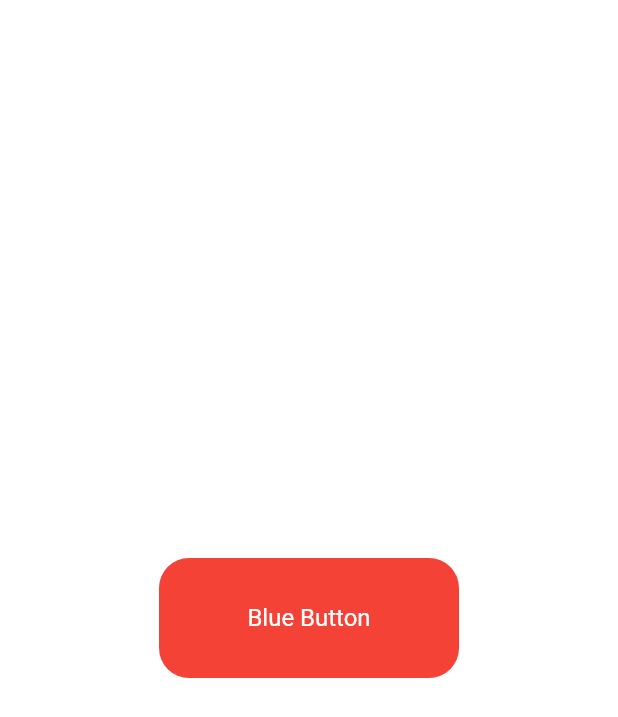
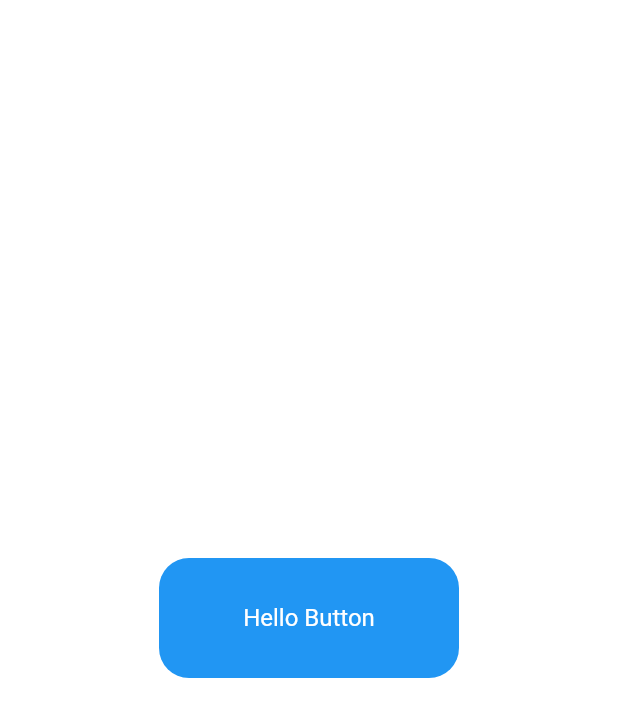
Before and after one commit to MadhushaPrasad/flutter-web-custom-component, a Flutter app: the screen it shows after launch, on a phone screen of 412 x 824 dp. Shown: the top 717 px of the screen. Run offline on Flutter 3.47's test engine with Material 2 defaults, Android fonts, the phone set to English and light mode, and no system bars.

Commit message:
chore(custom button):component done

```diff
--- a/lib/main.dart
+++ b/lib/main.dart
@@ -16,54 +16,7 @@ class MyApp extends StatelessWidget {
       theme: ThemeData(
         primarySwatch: Colors.blue,
       ),
-      home: const CustomButton(),
+      home: CustomButton(btnLabel: "Hello Button", btnColor: Colors.blue),
     );
   }
 }
-
-// class MyHomePage extends StatefulWidget {
-//   const MyHomePage({super.key, required this.title});
-//
-//   final String title;
-//
-//   @override
-//   State<MyHomePage> createState() => _MyHomePageState();
-// }
-//
-// class _MyHomePageState extends State<MyHomePage> {
-//   int _counter = 0;
-//
-//   void _incrementCounter() {
-//     setState(() {
-//       _counter++;
-//     });
-//   }
-//
-//   @override
-//   Widget build(BuildContext context) {
-//     return Scaffold(
-//       appBar: AppBar(
-//         title: Text(widget.title),
-//       ),
-//       body: Center(
-//         child: Column(
-//           mainAxisAlignment: MainAxisAlignment.center,
-//           children: <Widget>[
-//             const Text(
-//               'You have pushed the button this many times:',
-//             ),
-//             Text(
-//               '$_counter',
-//               style: Theme.of(context).textTheme.headlineMedium,
-//             ),
-//           ],
-//         ),
-//       ),
-//       floatingActionButton: FloatingActionButton(
-//         onPressed: _incrementCounter,
-//         tooltip: 'Increment',
-//         child: const Icon(Icons.add),
-//       ), // This trailing comma makes auto-formatting nicer for build methods.
-//     );
-//   }
-// }
--- a/lib/widget/custom_button.dart
+++ b/lib/widget/custom_button.dart
@@ -1,7 +1,10 @@
 import 'package:flutter/material.dart';
 
 class CustomButton extends StatelessWidget {
-  const CustomButton({super.key});
+  CustomButton({super.key, required this.btnLabel, required this.btnColor});
+
+  String btnLabel;
+  Color btnColor;
 
   @override
   Widget build(BuildContext context) {
@@ -12,19 +15,19 @@ class CustomButton extends StatelessWidget {
           mainAxisAlignment: MainAxisAlignment.center,
           children: [
             Material(
-              color: Colors.red,
+              color: btnColor,
               borderRadius: const BorderRadius.all(Radius.circular(20)),
               child: InkWell(
                 onTap: () {
-                  print("Red Button");
+                  print("$btnLabel Clicked");
                 },
                 child: Container(
                   width: 200,
                   height: 80,
                   padding: const EdgeInsets.all(20),
-                  child: const Center(
-                    child: Text("Blue Button",
-                        style: TextStyle(
+                  child: Center(
+                    child: Text(btnLabel,
+                        style: const TextStyle(
                             color: Colors.white,
                             fontSize: 16,
                             fontWeight: FontWeight.w400)),
```
